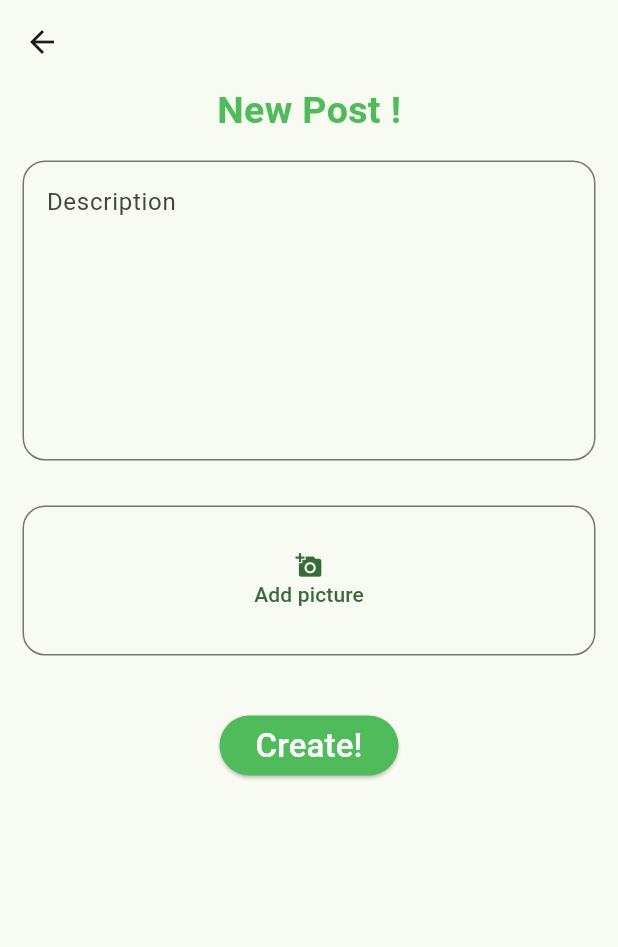
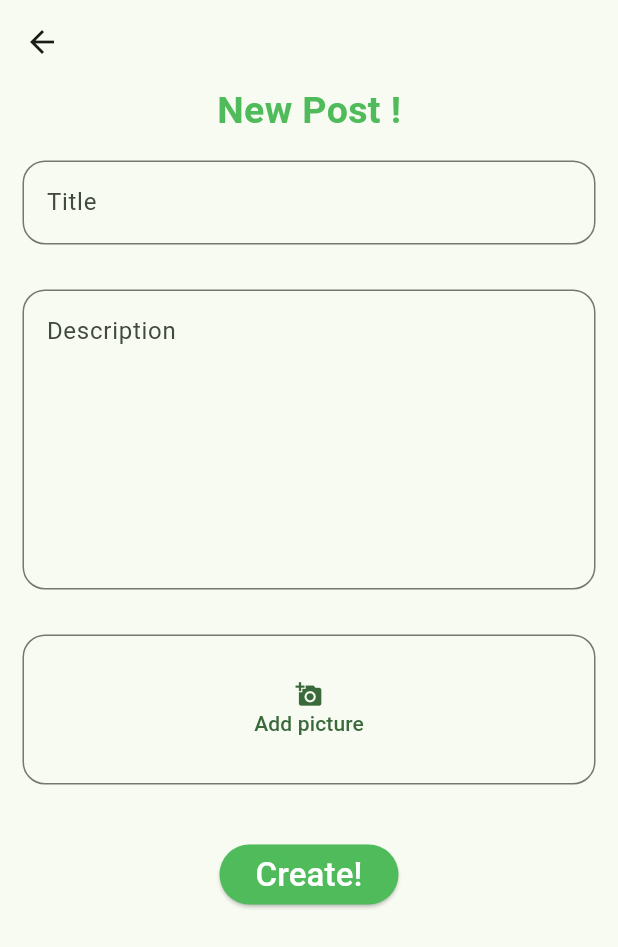
Before and after one commit to Btbach25/fe_garbage_classification_app, a Flutter app: the AddBlog screen opened directly, after a tap on "Create!", on a phone screen of 412 x 824 dp. Shown: the top 947 px of the screen. Run offline on Flutter 3.47's test engine with Material 3 defaults, Android fonts, the phone set to English and light mode, and no system bars; our stand-ins replace form_field_validator, google_sign_in, shared_preferences; accounts and stored records are empty; network calls fail.

Commit message:
Upload post

```diff
--- a/lib/blog_screen/add_blog.dart
+++ b/lib/blog_screen/add_blog.dart
@@ -1,3 +1,6 @@
+import 'package:fe_garbage_classification_app/blog_screen/api/blog_api.dart';
+import 'package:fe_garbage_classification_app/blog_screen/home_blog.dart';
+import 'package:fe_garbage_classification_app/blog_screen/models/Post.dart';
 import 'package:flutter/foundation.dart';
 import 'package:flutter/material.dart';
 import 'package:form_field_validator/form_field_validator.dart';
@@ -9,6 +12,30 @@ class AddBlog extends StatefulWidget {
 }
 
 class _AddBlogState extends State<AddBlog> {
+
+  final TextEditingController _titleEditingController = TextEditingController();
+  final TextEditingController _contentEditingController = TextEditingController();
+
+  @override
+  void dispose() {
+    _titleEditingController.dispose();
+    _contentEditingController.dispose();
+    super.dispose();
+  }
+
+  Future<void> _handleAddBlog() async{
+    final String  title = _titleEditingController.text;
+    final String content = _contentEditingController.text;
+
+    Post post = new Post(title: title,content: content);
+    try{
+      await Blog_api.uploadPost(post);
+      Navigator.pushReplacement(context, MaterialPageRoute(builder: (context) => homeblog_()  ));
+    } catch (e) {
+      print('Failed to post blog: $e');
+    }
+  }
+
   @override
   Widget build(BuildContext context) {
     return Scaffold(
@@ -50,6 +77,28 @@ class _AddBlogState extends State<AddBlog> {
               Padding(
                 padding: const EdgeInsets.all(15.0),
                 child: TextFormField(
+                  controller: _titleEditingController,
+                  maxLines: 2,
+                  minLines: 1,
+                  //expands: true,
+                  validator: MultiValidator([
+                      RequiredValidator(errorText: 'Enter a description'),]),
+                  decoration: InputDecoration(
+                    hintText: 'Title',
+                     // Adjust the width as needed for your specific layout
+                    constraints: BoxConstraints(maxWidth: 500.0), // Adjust as needed
+                    border: OutlineInputBorder(
+                    borderSide: const BorderSide(color: Color.fromARGB(255, 79, 187, 90)),
+                    borderRadius: BorderRadius.circular(15.0),
+                    ),
+                  ),
+                ),
+              ),
+
+              Padding(
+                padding: const EdgeInsets.all(15.0),
+                child: TextFormField(
+                  controller: _contentEditingController,
                   maxLines: 10,
                   minLines: 7,
                   //expands: true,
@@ -100,7 +149,7 @@ class _AddBlogState extends State<AddBlog> {
                         backgroundColor: MaterialStateProperty.all(Color.fromARGB(255, 79, 187, 90)),
                       ),
                     child: Text( 'Create!', style: TextStyle(color: Colors.white,  fontSize:22 ,  ),) ,
-                    onPressed: (){ },
+                    onPressed: _handleAddBlog,
                     ),
                             ),
                     width: MediaQuery.of(context).size.width,
--- a/lib/blog_screen/api/blog_api.dart
+++ b/lib/blog_screen/api/blog_api.dart
@@ -52,6 +52,52 @@ class Blog_api{
     }
   }
 
+  static Future<void> uploadPost(Post post) async {
+  final prefs = await SharedPreferences.getInstance();
+  String? access_token = prefs.getString('access_token');
+  String? refresh_token = prefs.getString('refresh_token');
+
+  String? content = post.content;
+  String? title = post.title;
+
+  var response = await http.post(
+    Uri.parse('$url/'),
+    headers: <String, String>{
+      'Content-Type': 'application/json; charset=UTF-8',
+      'Authorization': 'Bearer $access_token',
+    },
+    body: json.encode({
+      'content': content,
+      'title': title,
+    }),
+  );
+
+  if (response.statusCode == 401) {
+    // Get access token by refresh token
+    await TokenStorage.getaccessToken(refresh_token!);
+
+    // Retry the request with the new access token
+    access_token = prefs.getString('access_token');
+
+    response = await http.post(
+      Uri.parse('$url/'),
+      headers: <String, String>{
+        'Content-Type': 'application/json; charset=UTF-8',
+        'Authorization': 'Bearer $access_token',
+      },
+      body: json.encode({
+        'content': content,
+        'title': title,
+      }),
+    );
+
+    if (response.statusCode != 201) {
+      throw Exception('Failed to load posts');
+    }
+  } else if (response.statusCode != 201) {
+      throw Exception('Failed to load posts');
+  }
+  }
 
   static Future<List<Comment>> getComment(String id_post) async {
       final prefs = await SharedPreferences.getInstance();
--- a/lib/start_screen/login.dart
+++ b/lib/start_screen/login.dart
@@ -60,7 +60,7 @@ class _Login_State extends State<Login_> {
       setState(() {
         errorMessage = 'Something wrong!';
       });
-      }
+    }
   }
   @override
   Widget build(BuildContext context) {
```
